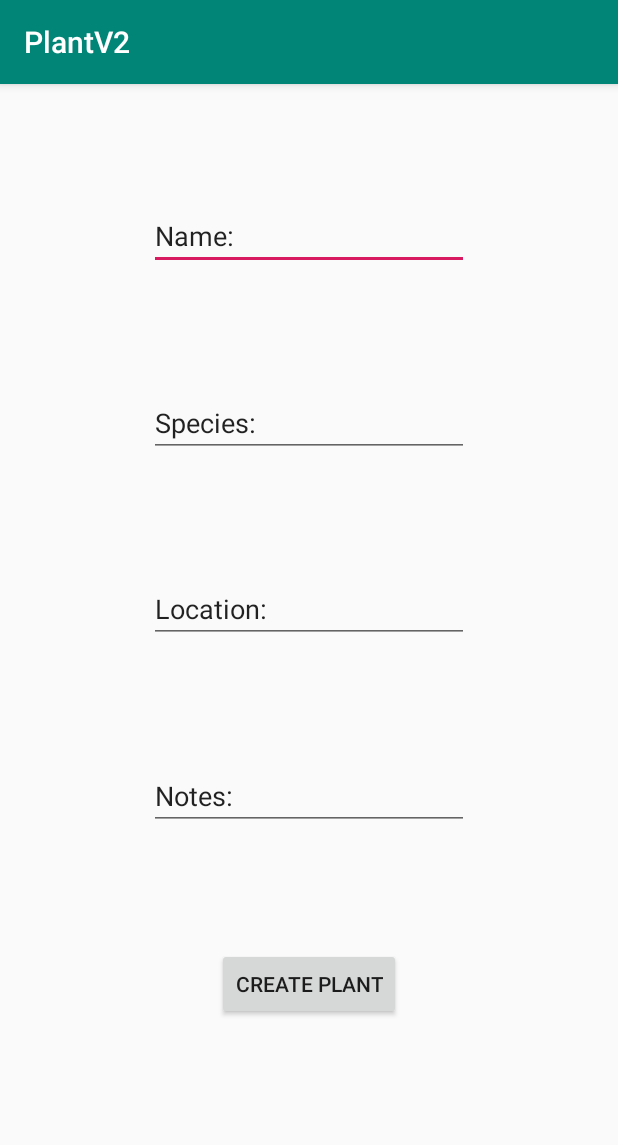
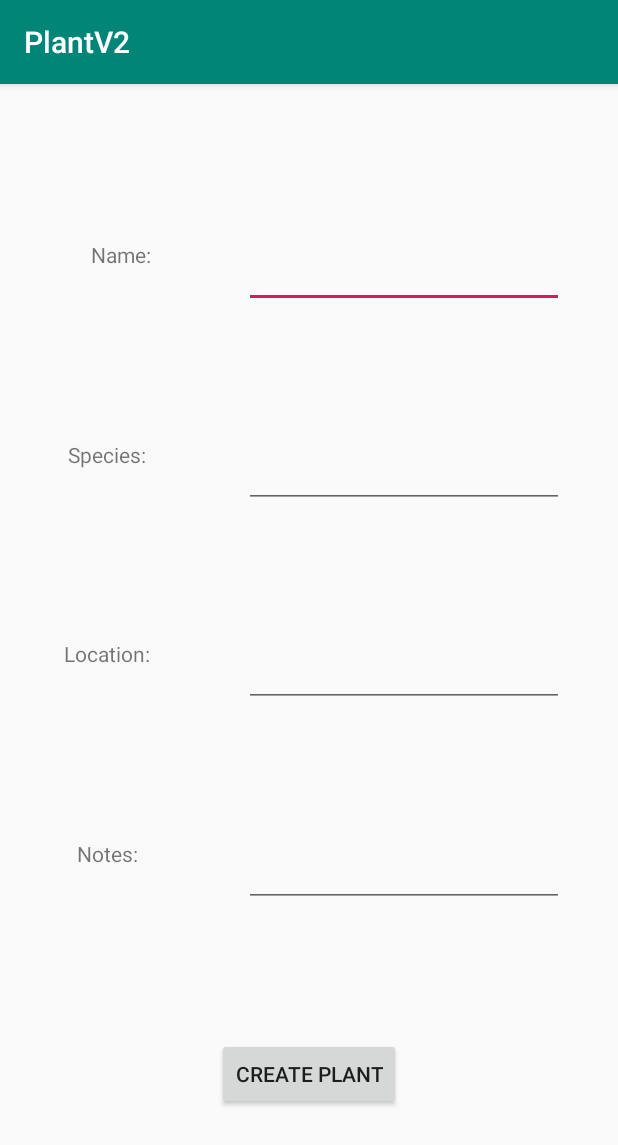
Before and after one commit to smgbx/Plant, an Android app: the CreatePlantActivity screen opened directly, with no data from a screen before it, on a phone screen of 412 x 824 dp. Shown: the top 1145 px of the screen. Run offline under Robolectric (Android 15) with nearby library versions, the phone set to English and light mode, and no system bars.

Commit message:
Home screen has basic functionality. Add plant activity added.

```diff
--- a/app/src/main/res/layout/add_plant.xml
+++ b/app/src/main/res/layout/add_plant.xml
@@ -5,69 +5,115 @@
     android:id="@+id/linearLayout2"
     android:layout_width="match_parent"
     android:layout_height="match_parent"
+    tools:ignore="LabelFor"
     tools:context=".CreatePlantActivity">
 
     <EditText
         android:id="@+id/fill_name"
         android:layout_width="wrap_content"
         android:layout_height="wrap_content"
+        android:layout_marginEnd="16dp"
         android:ems="10"
+        android:importantForAutofill="no"
         android:inputType="textPersonName"
-        android:text="@string/fill_name"
-        app:layout_constraintBottom_toTopOf="@+id/fill_species"
         app:layout_constraintEnd_toEndOf="parent"
-        app:layout_constraintStart_toStartOf="parent"
-        app:layout_constraintTop_toTopOf="parent"
-        android:importantForAutofill="no" />
+        app:layout_constraintStart_toStartOf="@+id/guideline"
+        app:layout_constraintTop_toTopOf="@+id/txt_name" />
 
     <EditText
         android:id="@+id/fill_species"
         android:layout_width="wrap_content"
         android:layout_height="wrap_content"
         android:ems="10"
+        android:importantForAutofill="no"
         android:inputType="textPersonName"
-        android:text="@string/fill_species"
-        app:layout_constraintBottom_toTopOf="@+id/fill_location"
         app:layout_constraintEnd_toEndOf="@+id/fill_name"
         app:layout_constraintStart_toStartOf="@+id/fill_name"
-        app:layout_constraintTop_toBottomOf="@+id/fill_name"
-        android:importantForAutofill="no" />
+        app:layout_constraintTop_toTopOf="@+id/txt_species" />
 
     <EditText
         android:id="@+id/fill_location"
         android:layout_width="wrap_content"
         android:layout_height="wrap_content"
         android:ems="10"
+        android:importantForAutofill="no"
         android:inputType="textPersonName"
-        android:text="@string/fill_location"
-        app:layout_constraintBottom_toTopOf="@+id/fill_notes"
         app:layout_constraintEnd_toEndOf="@+id/fill_species"
         app:layout_constraintStart_toStartOf="@+id/fill_species"
-        app:layout_constraintTop_toBottomOf="@+id/fill_species"
-        app:layout_constraintVertical_bias="0.47"
-        android:importantForAutofill="no" />
+        app:layout_constraintTop_toTopOf="@+id/txt_location" />
 
     <EditText
         android:id="@+id/fill_notes"
         android:layout_width="wrap_content"
         android:layout_height="wrap_content"
         android:ems="10"
+        android:importantForAutofill="no"
         android:inputType="textPersonName"
-        android:text="@string/fill_notes"
-        app:layout_constraintBottom_toTopOf="@+id/button"
         app:layout_constraintEnd_toEndOf="@+id/fill_location"
         app:layout_constraintStart_toStartOf="@+id/fill_location"
-        app:layout_constraintTop_toBottomOf="@+id/fill_location"
-        android:importantForAutofill="no" />
+        app:layout_constraintTop_toTopOf="@+id/txt_notes" />
+
 
     <Button
         android:id="@+id/button"
         android:layout_width="wrap_content"
         android:layout_height="wrap_content"
-        android:layout_marginBottom="144dp"
+        android:layout_marginBottom="84dp"
         android:text="@string/btn_create_plant"
         app:layout_constraintBottom_toBottomOf="parent"
-        app:layout_constraintEnd_toEndOf="@+id/fill_notes"
-        app:layout_constraintHorizontal_bias="0.498"
-        app:layout_constraintStart_toStartOf="@+id/fill_notes" />
+        app:layout_constraintEnd_toEndOf="parent"
+        app:layout_constraintStart_toStartOf="parent" />
+
+    <TextView
+        android:id="@+id/txt_notes"
+        android:layout_width="wrap_content"
+        android:layout_height="wrap_content"
+        android:text="@string/txt_notes"
+        app:layout_constraintBottom_toTopOf="@+id/button"
+        app:layout_constraintEnd_toStartOf="@+id/guideline"
+        app:layout_constraintHorizontal_bias="0.5"
+        app:layout_constraintStart_toStartOf="parent"
+        app:layout_constraintTop_toBottomOf="@+id/txt_location" />
+
+    <TextView
+        android:id="@+id/txt_species"
+        android:layout_width="wrap_content"
+        android:layout_height="wrap_content"
+        android:text="@string/txt_species"
+        app:layout_constraintBottom_toTopOf="@+id/txt_location"
+        app:layout_constraintEnd_toStartOf="@+id/guideline"
+        app:layout_constraintHorizontal_bias="0.5"
+        app:layout_constraintStart_toStartOf="parent"
+        app:layout_constraintTop_toBottomOf="@+id/txt_name" />
+
+    <TextView
+        android:id="@+id/txt_location"
+        android:layout_width="wrap_content"
+        android:layout_height="wrap_content"
+        android:text="@string/txt_location"
+        app:layout_constraintBottom_toTopOf="@+id/txt_notes"
+        app:layout_constraintEnd_toStartOf="@+id/guideline"
+        app:layout_constraintHorizontal_bias="0.5"
+        app:layout_constraintStart_toStartOf="parent"
+        app:layout_constraintTop_toBottomOf="@+id/txt_species" />
+
+    <TextView
+        android:id="@+id/txt_name"
+        android:layout_width="wrap_content"
+        android:layout_height="wrap_content"
+        android:layout_marginTop="104dp"
+        android:text="@string/txt_name"
+        app:layout_constraintEnd_toStartOf="@+id/guideline"
+        app:layout_constraintHorizontal_bias="0.588"
+        app:layout_constraintStart_toStartOf="parent"
+        app:layout_constraintTop_toTopOf="parent" />
+
+    <androidx.constraintlayout.widget.Guideline
+        android:id="@+id/guideline"
+        android:layout_width="wrap_content"
+        android:layout_height="wrap_content"
+        android:orientation="vertical"
+        app:layout_constraintGuide_begin="143dp" />
+
+
 </androidx.constraintlayout.widget.ConstraintLayout>
--- a/app/src/main/res/values/strings.xml
+++ b/app/src/main/res/values/strings.xml
@@ -8,6 +8,10 @@
     <string name="fill_notes">Notes:</string>
     <string name="fill_location">Location:</string>
     <string name="btn_create_plant">Create Plant</string>
+    <string name="txt_name">Name:</string>
+    <string name="txt_species">Species:</string>
+    <string name="txt_location">Location:</string>
+    <string name="txt_notes">Notes:</string>
 
 
 </resources>
```
